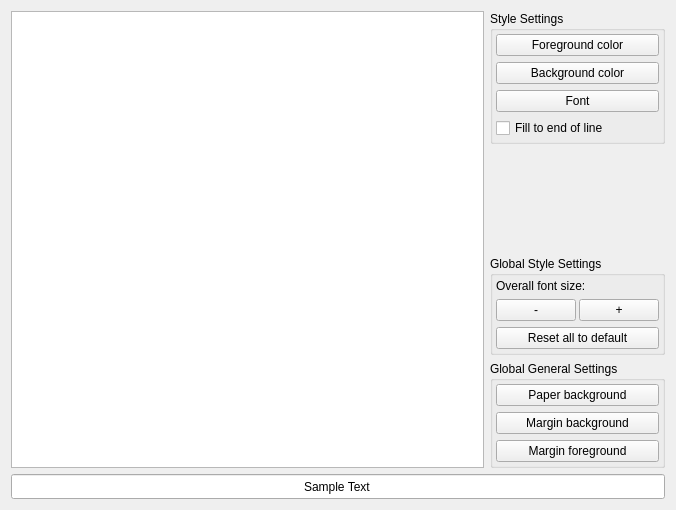
This is Qitom/ui/widgetPropEditorStyles.ui in itom-project/itom as Qt 5 draws it before an edit. The edited form follows.
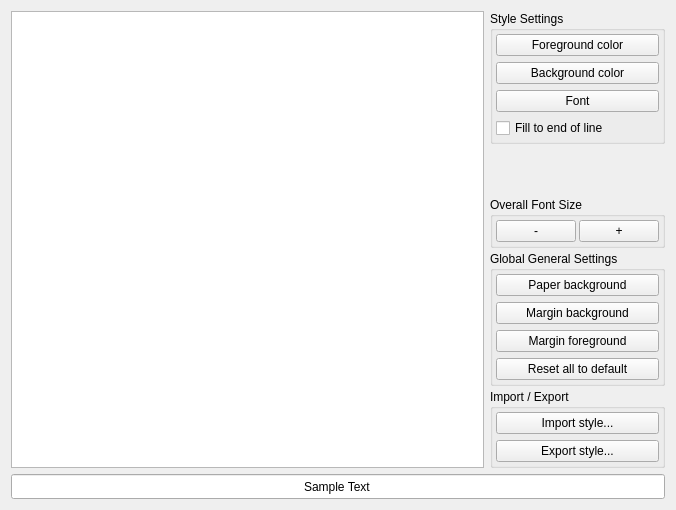
This is the edited form. Custom widgets are drawn as their Qt base class.

Commit message: editor style sheets can now be imported (from ini-file or Notepad++ style xml file) and exported (ini-file only)

```diff
--- a/Qitom/ui/widgetPropEditorStyles.ui
+++ b/Qitom/ui/widgetPropEditorStyles.ui
@@ -16,6 +16,9 @@
   <layout class="QGridLayout" name="gridLayout">
    <item row="0" column="1">
     <layout class="QVBoxLayout" name="verticalLayout">
+     <property name="spacing">
+      <number>3</number>
+     </property>
      <item>
       <widget class="QGroupBox" name="groupBox">
        <property name="title">
@@ -99,7 +102,10 @@
      <item>
       <widget class="QGroupBox" name="groupBox_2">
        <property name="title">
-        <string>Global Style Settings</string>
+        <string>Overall Font Size</string>
+       </property>
+       <property name="flat">
+        <bool>true</bool>
        </property>
        <layout class="QVBoxLayout" name="verticalLayout_3">
         <property name="leftMargin">
@@ -114,13 +120,6 @@
         <property name="bottomMargin">
          <number>3</number>
         </property>
-        <item>
-         <widget class="QLabel" name="labelFontSize">
-          <property name="text">
-           <string>Overall font size:</string>
-          </property>
-         </widget>
-        </item>
         <item>
          <layout class="QHBoxLayout" name="horizontalLayout">
           <property name="spacing">
@@ -154,19 +153,6 @@
           </item>
          </layout>
         </item>
-        <item>
-         <widget class="QPushButton" name="btnReset">
-          <property name="sizePolicy">
-           <sizepolicy hsizetype="Preferred" vsizetype="Fixed">
-            <horstretch>0</horstretch>
-            <verstretch>0</verstretch>
-           </sizepolicy>
-          </property>
-          <property name="text">
-           <string>Reset all to default</string>
-          </property>
-         </widget>
-        </item>
        </layout>
       </widget>
      </item>
@@ -175,6 +161,9 @@
        <property name="title">
         <string>Global General Settings</string>
        </property>
+       <property name="flat">
+        <bool>true</bool>
+       </property>
        <layout class="QVBoxLayout" name="verticalLayout_4">
         <property name="leftMargin">
          <number>3</number>
@@ -213,8 +202,71 @@
           <property name="text">
            <string>Margin foreground</string>
           </property>
+          <property name="checked">
+           <bool>false</bool>
+          </property>
+          <property name="autoDefault">
+           <bool>false</bool>
+          </property>
+          <property name="default">
+           <bool>false</bool>
+          </property>
+          <property name="flat">
+           <bool>false</bool>
+          </property>
           <property name="displayColorName">
            <bool>false</bool>
+          </property>
+         </widget>
+        </item>
+        <item>
+         <widget class="QPushButton" name="btnReset">
+          <property name="sizePolicy">
+           <sizepolicy hsizetype="Preferred" vsizetype="Fixed">
+            <horstretch>0</horstretch>
+            <verstretch>0</verstretch>
+           </sizepolicy>
+          </property>
+          <property name="text">
+           <string>Reset all to default</string>
+          </property>
+         </widget>
+        </item>
+       </layout>
+      </widget>
+     </item>
+     <item>
+      <widget class="QGroupBox" name="groupBox_4">
+       <property name="title">
+        <string>Import / Export</string>
+       </property>
+       <property name="flat">
+        <bool>true</bool>
+       </property>
+       <layout class="QVBoxLayout" name="verticalLayout_5">
+        <property name="leftMargin">
+         <number>3</number>
+        </property>
+        <property name="topMargin">
+         <number>3</number>
+        </property>
+        <property name="rightMargin">
+         <number>3</number>
+        </property>
+        <property name="bottomMargin">
+         <number>3</number>
+        </property>
+        <item>
+         <widget class="QPushButton" name="btnImport">
+          <property name="text">
+           <string>Import style...</string>
+          </property>
+         </widget>
+        </item>
+        <item>
+         <widget class="QPushButton" name="btnExport">
+          <property name="text">
+           <string>Export style...</string>
           </property>
          </widget>
         </item>
```
Left out of the diff: 59 changed lines with no effect on the pictures. The commit also changes 3 other files.
